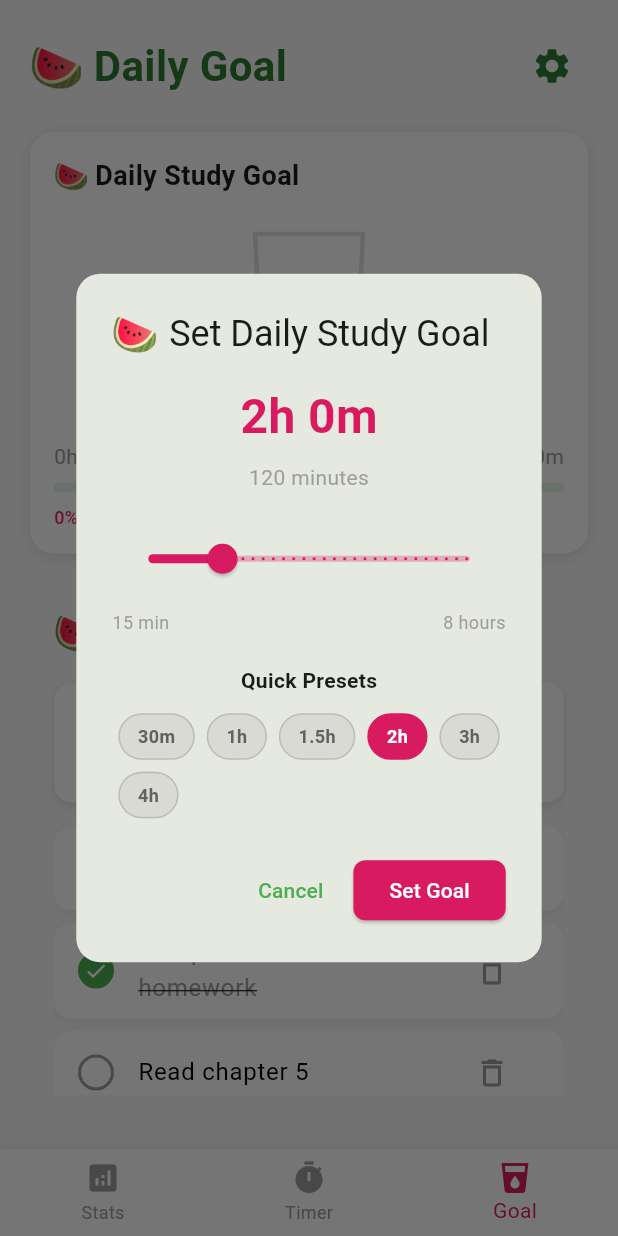
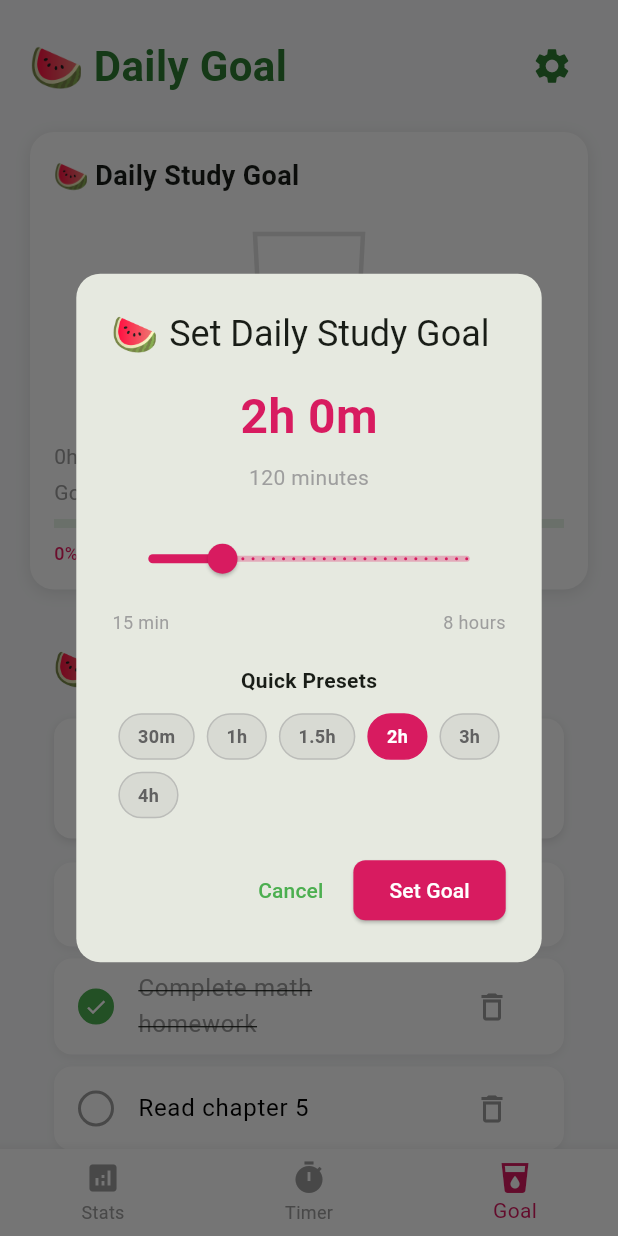
Before and after one commit to shruverse/Melodoro-watermelon-themed-pomodoro, a Flutter app: the screen it shows after launch, item 3 of the bottom bar chosen, after a tap on the "settings" icon, on a phone screen of 412 x 824 dp. Run offline on Flutter 3.47's test engine with Material 3 defaults, Android fonts, the phone set to English and light mode, and no system bars.

Commit message:
responsiveness and userfriendliness increase

```diff
--- a/lib/screens/goal_screen.dart
+++ b/lib/screens/goal_screen.dart
@@ -19,8 +19,14 @@ class GoalScreen extends StatelessWidget {
 
   @override
   Widget build(BuildContext context) {
-    return Padding(
-      padding: const EdgeInsets.all(20),
+    final screenWidth = MediaQuery.of(context).size.width;
+    final isSmallScreen = screenWidth < 400;
+    final padding = isSmallScreen ? 16.0 : 20.0;
+    final headerFontSize = isSmallScreen ? 24.0 : 28.0;
+    final iconSize = isSmallScreen ? 24.0 : 28.0;
+
+    return SingleChildScrollView(
+      padding: EdgeInsets.all(padding),
       child: Column(
         crossAxisAlignment: CrossAxisAlignment.start,
         children: [
@@ -28,26 +34,28 @@ class GoalScreen extends StatelessWidget {
           Row(
             mainAxisAlignment: MainAxisAlignment.spaceBetween,
             children: [
-              const Text(
-                '🍉 Daily Goal',
-                style: TextStyle(
-                  fontSize: 28,
-                  fontWeight: FontWeight.bold,
-                  color: Color(0xFF2E7D32),
+              Flexible(
+                child: Text(
+                  '🍉 Daily Goal',
+                  style: TextStyle(
+                    fontSize: headerFontSize,
+                    fontWeight: FontWeight.bold,
+                    color: const Color(0xFF2E7D32),
+                  ),
                 ),
               ),
               IconButton(
                 onPressed: () => _showGoalSettingDialog(context),
-                icon: const Icon(
+                icon: Icon(
                   Icons.settings,
-                  color: Color(0xFF2E7D32),
-                  size: 28,
+                  color: const Color(0xFF2E7D32),
+                  size: iconSize,
                 ),
                 tooltip: 'Set Daily Goal',
               ),
             ],
           ),
-          const SizedBox(height: 20),
+          SizedBox(height: isSmallScreen ? 16 : 20),
 
           // Daily goal widget
           DailyGoalWidget(
@@ -55,12 +63,12 @@ class GoalScreen extends StatelessWidget {
             studiedMinutes: studiedMinutes,
           ),
 
-          const SizedBox(height: 20),
+          SizedBox(height: isSmallScreen ? 16 : 20),
 
           // Today's sessions
           if (sessions.isNotEmpty) ...[
             Container(
-              padding: const EdgeInsets.all(16),
+              padding: EdgeInsets.all(isSmallScreen ? 12 : 16),
               decoration: BoxDecoration(
                 color: Colors.white,
                 borderRadius: BorderRadius.circular(16),
@@ -75,20 +83,31 @@ class GoalScreen extends StatelessWidget {
               child: Column(
                 crossAxisAlignment: CrossAxisAlignment.start,
                 children: [
-                  const Text(
+                  Text(
                     'Today\'s Sessions',
-                    style: TextStyle(fontSize: 18, fontWeight: FontWeight.bold),
+                    style: TextStyle(
+                      fontSize: isSmallScreen ? 16 : 18,
+                      fontWeight: FontWeight.bold,
+                    ),
                   ),
-                  const SizedBox(height: 12),
+                  SizedBox(height: isSmallScreen ? 8 : 12),
                   ...sessions.map((session) => _buildSessionItem(session)),
                 ],
               ),
             ),
-            const SizedBox(height: 20),
+            SizedBox(height: isSmallScreen ? 16 : 20),
           ],
 
-          // Task list
-          const Expanded(child: TaskListWidget()),
+          // Task list - now with constrained height
+          Container(
+            height:
+                MediaQuery.of(context).size.height *
+                0.7, // Take 50% of screen height
+            child: const TaskListWidget(),
+          ),
+
+          // Add bottom padding for better scrolling experience
+          SizedBox(height: MediaQuery.of(context).padding.bottom + 20),
         ],
       ),
     );
--- a/lib/screens/stats_blocks_screen.dart
+++ b/lib/screens/stats_blocks_screen.dart
@@ -30,26 +30,31 @@ class _StatsBlocksScreenState extends State<StatsBlocksScreen>
 
   @override
   Widget build(BuildContext context) {
+    final screenWidth = MediaQuery.of(context).size.width;
+    final isSmallScreen = screenWidth < 400;
+    final padding = isSmallScreen ? 16.0 : 20.0;
+    final headerFontSize = isSmallScreen ? 24.0 : 28.0;
+
     return Scaffold(
       backgroundColor: const Color(0xFFF8F9FA),
       body: Column(
         children: [
           // Header
           Container(
-            padding: const EdgeInsets.all(20),
-            child: const Text(
+            padding: EdgeInsets.all(padding),
+            child: Text(
               '🍉 Study Stats',
               style: TextStyle(
-                fontSize: 28,
+                fontSize: headerFontSize,
                 fontWeight: FontWeight.bold,
-                color: Color(0xFF2E7D32),
+                color: const Color(0xFF2E7D32),
               ),
             ),
           ),
 
           // Tab bar
           Container(
-            margin: const EdgeInsets.symmetric(horizontal: 20),
+            margin: EdgeInsets.symmetric(horizontal: padding),
             decoration: BoxDecoration(
               color: Colors.white,
               borderRadius: BorderRadius.circular(12),
@@ -78,7 +83,7 @@ class _StatsBlocksScreenState extends State<StatsBlocksScreen>
             ),
           ),
 
-          const SizedBox(height: 20),
+          SizedBox(height: isSmallScreen ? 16 : 20),
 
           // Tab content
           Expanded(
--- a/lib/screens/timer_screen.dart
+++ b/lib/screens/timer_screen.dart
@@ -16,20 +16,25 @@ class _TimerScreenState extends State<TimerScreen> {
 
   @override
   Widget build(BuildContext context) {
+    final screenWidth = MediaQuery.of(context).size.width;
+    final isSmallScreen = screenWidth < 400;
+    final padding = isSmallScreen ? 16.0 : 20.0;
+    final headerFontSize = isSmallScreen ? 24.0 : 28.0;
+
     return Padding(
-      padding: const EdgeInsets.all(20),
+      padding: EdgeInsets.all(padding),
       child: Column(
         children: [
           // Header
-          const Text(
+          Text(
             '🍉 Study Timer',
             style: TextStyle(
-              fontSize: 28,
+              fontSize: headerFontSize,
               fontWeight: FontWeight.bold,
-              color: Color(0xFF2E7D32),
+              color: const Color(0xFF2E7D32),
             ),
           ),
-          const SizedBox(height: 20),
+          SizedBox(height: isSmallScreen ? 16 : 20),
 
           // Main timer
           Expanded(
@@ -43,19 +48,40 @@ class _TimerScreenState extends State<TimerScreen> {
 
           // Quick timer presets
           Container(
-            padding: const EdgeInsets.symmetric(vertical: 20),
+            padding: EdgeInsets.symmetric(vertical: isSmallScreen ? 16 : 20),
             child: Column(
               children: [
-                const Text(
+                Text(
                   'Quick Start',
                   style: TextStyle(
-                    fontSize: 16,
+                    fontSize: isSmallScreen ? 14 : 16,
                     fontWeight: FontWeight.w600,
                     color: Colors.grey,
                   ),
                 ),
-                const SizedBox(height: 16),
+                SizedBox(height: isSmallScreen ? 12 : 16),
+                // Responsive button layout
+                isSmallScreen
+                    ? Column(
+                        children: [
                           Row(
+                            mainAxisAlignment: MainAxisAlignment.spaceEvenly,
+                            children: [
+                              _buildPresetButton(context, '15 min', 15),
+                              _buildPresetButton(context, '25 min', 25),
+                            ],
+                          ),
+                          const SizedBox(height: 12),
+                          Row(
+                            mainAxisAlignment: MainAxisAlignment.spaceEvenly,
+                            children: [
+                              _buildPresetButton(context, '45 min', 45),
+                              _buildPresetButton(context, '60 min', 60),
+                            ],
+                          ),
+                        ],
+                      )
+                    : Row(
                         mainAxisAlignment: MainAxisAlignment.spaceEvenly,
                         children: [
                           _buildPresetButton(context, '15 min', 15),
@@ -73,7 +99,13 @@ class _TimerScreenState extends State<TimerScreen> {
   }
 
   Widget _buildPresetButton(BuildContext context, String label, int minutes) {
-    return ElevatedButton(
+    final screenWidth = MediaQuery.of(context).size.width;
+    final isSmallScreen = screenWidth < 400;
+    final buttonWidth = isSmallScreen ? screenWidth * 0.4 : null;
+
+    return SizedBox(
+      width: buttonWidth,
+      child: ElevatedButton(
         onPressed: () {
           _timerKey.currentState?.setTimer(minutes);
           ScaffoldMessenger.of(context).showSnackBar(
@@ -87,12 +119,21 @@ class _TimerScreenState extends State<TimerScreen> {
         style: ElevatedButton.styleFrom(
           backgroundColor: const Color(0xFF4CAF50),
           foregroundColor: Colors.white,
-        shape: RoundedRectangleBorder(borderRadius: BorderRadius.circular(20)),
-        padding: const EdgeInsets.symmetric(horizontal: 16, vertical: 12),
+          shape: RoundedRectangleBorder(
+            borderRadius: BorderRadius.circular(20),
+          ),
+          padding: EdgeInsets.symmetric(
+            horizontal: isSmallScreen ? 12 : 16,
+            vertical: isSmallScreen ? 10 : 12,
+          ),
         ),
         child: Text(
           label,
-        style: const TextStyle(fontSize: 12, fontWeight: FontWeight.w600),
+          style: TextStyle(
+            fontSize: isSmallScreen ? 11 : 12,
+            fontWeight: FontWeight.w600,
+          ),
+        ),
       ),
     );
   }
--- a/lib/widgets/daily_goal_widget.dart
+++ b/lib/widgets/daily_goal_widget.dart
@@ -68,9 +68,11 @@ class _DailyGoalWidgetState extends State<DailyGoalWidget>
   Widget build(BuildContext context) {
     final progress = widget.studiedMinutes / widget.goalMinutes;
     final isCompleted = progress >= 1.0;
+    final screenWidth = MediaQuery.of(context).size.width;
+    final isSmallScreen = screenWidth < 400;
 
     return Container(
-      padding: const EdgeInsets.all(16),
+      padding: EdgeInsets.all(isSmallScreen ? 12 : 16),
       decoration: BoxDecoration(
         color: Colors.white,
         borderRadius: BorderRadius.circular(16),
@@ -88,25 +90,30 @@ class _DailyGoalWidgetState extends State<DailyGoalWidget>
           Row(
             mainAxisAlignment: MainAxisAlignment.spaceBetween,
             children: [
-              const Text(
-                '🍉 Daily Study Goal',
-                style: TextStyle(fontSize: 18, fontWeight: FontWeight.bold),
+              Flexible(
+                child: Text(
+                  '🍉 Daily Study Goal',
+                  style: TextStyle(
+                    fontSize: isSmallScreen ? 16 : 18,
+                    fontWeight: FontWeight.bold,
+                  ),
+                ),
               ),
               if (isCompleted)
-                const Icon(
+                Icon(
                   Icons.check_circle,
-                  color: Color(0xFF4CAF50),
-                  size: 24,
+                  color: const Color(0xFF4CAF50),
+                  size: isSmallScreen ? 20 : 24,
                 ),
             ],
           ),
-          const SizedBox(height: 12),
+          SizedBox(height: isSmallScreen ? 8 : 12),
 
           // Watermelon glass with juice
           Center(
-            child: Container(
-              width: 120,
-              height: 140,
+            child: SizedBox(
+              width: isSmallScreen ? 100 : 120,
+              height: isSmallScreen ? 120 : 140,
               child: AnimatedBuilder(
                 animation: _fillAnimation,
                 builder: (context, child) {
@@ -121,24 +128,31 @@ class _DailyGoalWidgetState extends State<DailyGoalWidget>
             ),
           ),
 
-          const SizedBox(height: 12),
+          SizedBox(height: isSmallScreen ? 8 : 12),
 
           // Progress text
-          Row(
-            mainAxisAlignment: MainAxisAlignment.spaceBetween,
+          Column(
+            crossAxisAlignment: CrossAxisAlignment.start,
             children: [
               Text(
                 '${widget.studiedMinutes ~/ 60}h ${widget.studiedMinutes % 60}m studied',
-                style: const TextStyle(fontSize: 14, color: Colors.grey),
+                style: TextStyle(
+                  fontSize: isSmallScreen ? 12 : 14,
+                  color: Colors.grey,
+                ),
               ),
+              const SizedBox(height: 4),
               Text(
                 'Goal: ${widget.goalMinutes ~/ 60}h ${widget.goalMinutes % 60}m',
-                style: const TextStyle(fontSize: 14, color: Colors.grey),
+                style: TextStyle(
+                  fontSize: isSmallScreen ? 12 : 14,
+                  color: Colors.grey,
+                ),
               ),
             ],
           ),
 
-          const SizedBox(height: 8),
+          SizedBox(height: isSmallScreen ? 6 : 8),
 
           // Progress bar
           LinearProgressIndicator(
@@ -150,13 +164,13 @@ class _DailyGoalWidgetState extends State<DailyGoalWidget>
             minHeight: 6,
           ),
 
-          const SizedBox(height: 8),
+          SizedBox(height: isSmallScreen ? 6 : 8),
 
           // Percentage text
           Text(
             '${(progress * 100).toInt()}% complete',
             style: TextStyle(
-              fontSize: 12,
+              fontSize: isSmallScreen ? 11 : 12,
               color: isCompleted
                   ? const Color(0xFF4CAF50)
                   : const Color(0xFFE91E63),
--- a/lib/widgets/watermelon_timer.dart
+++ b/lib/widgets/watermelon_timer.dart
@@ -142,15 +142,28 @@ class WatermelonTimerState extends State<WatermelonTimer>
 
   @override
   Widget build(BuildContext context) {
+    final screenWidth = MediaQuery.of(context).size.width;
+    final screenHeight = MediaQuery.of(context).size.height;
+    final isSmallScreen = screenWidth < 400;
+
+    // Responsive timer size
+    final timerSize = isSmallScreen
+        ? math.min(screenWidth * 0.7, 240.0)
+        : math.min(screenWidth * 0.6, 280.0);
+
+    // Responsive font sizes
+    final timeFontSize = isSmallScreen ? 28.0 : 32.0;
+    final statusFontSize = isSmallScreen ? 12.0 : 14.0;
+
     return Column(
       mainAxisAlignment: MainAxisAlignment.center,
       children: [
         // Timer display
         GestureDetector(
           onTap: _showTimerPicker,
-          child: Container(
-            width: 280,
-            height: 280,
+          child: SizedBox(
+            width: timerSize,
+            height: timerSize,
             child: AnimatedBuilder(
               animation: Listenable.merge([
                 _progressController,
@@ -169,8 +182,8 @@ class WatermelonTimerState extends State<WatermelonTimer>
                       children: [
                         Text(
                           _formatTime(_remainingSeconds),
-                          style: const TextStyle(
-                            fontSize: 32,
+                          style: TextStyle(
+                            fontSize: timeFontSize,
                             fontWeight: FontWeight.bold,
                             color: Colors.white,
                           ),
@@ -182,8 +195,8 @@ class WatermelonTimerState extends State<WatermelonTimer>
                               : _isRunning
                               ? 'Studying...'
                               : 'Tap to set time',
-                          style: const TextStyle(
-                            fontSize: 14,
+                          style: TextStyle(
+                            fontSize: statusFontSize,
                             color: Colors.white70,
                           ),
                         ),
@@ -196,7 +209,7 @@ class WatermelonTimerState extends State<WatermelonTimer>
           ),
         ),
 
-        const SizedBox(height: 40),
+        SizedBox(height: isSmallScreen ? 24 : 40),
 
         // Control buttons
         Row(
@@ -220,7 +233,7 @@ class WatermelonTimerState extends State<WatermelonTimer>
                 onPressed: _startTimer,
                 color: const Color(0xFF4CAF50),
               ),
-              const SizedBox(width: 20),
+              SizedBox(width: isSmallScreen ? 12 : 20),
             ],
             if (_isPaused || _isRunning)
               _buildControlButton(
@@ -239,15 +252,20 @@ class WatermelonTimerState extends State<WatermelonTimer>
     required VoidCallback onPressed,
     required Color color,
   }) {
+    final screenWidth = MediaQuery.of(context).size.width;
+    final isSmallScreen = screenWidth < 400;
+    final buttonPadding = isSmallScreen ? 12.0 : 16.0;
+    final iconSize = isSmallScreen ? 20.0 : 24.0;
+
     return ElevatedButton(
       onPressed: onPressed,
       style: ElevatedButton.styleFrom(
         backgroundColor: color,
         foregroundColor: Colors.white,
         shape: const CircleBorder(),
-        padding: const EdgeInsets.all(16),
+        padding: EdgeInsets.all(buttonPadding),
       ),
-      child: Icon(icon, size: 24),
+      child: Icon(icon, size: iconSize),
     );
   }
 
```
Lines whose indentation alone changed are shown as unchanged.
